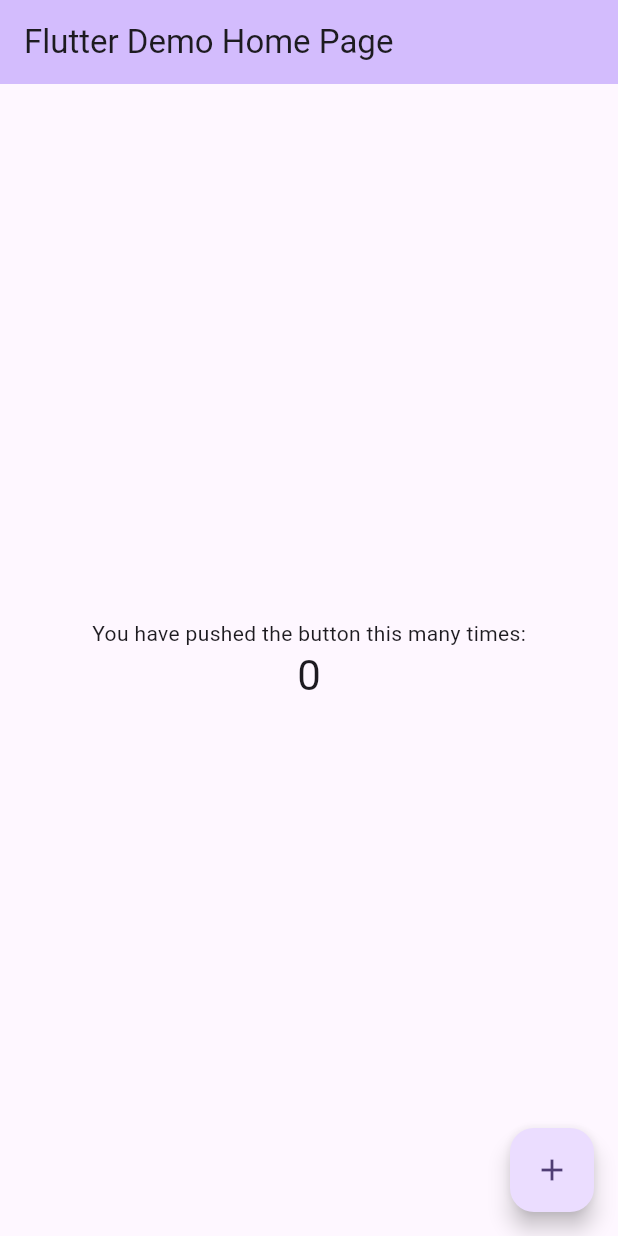
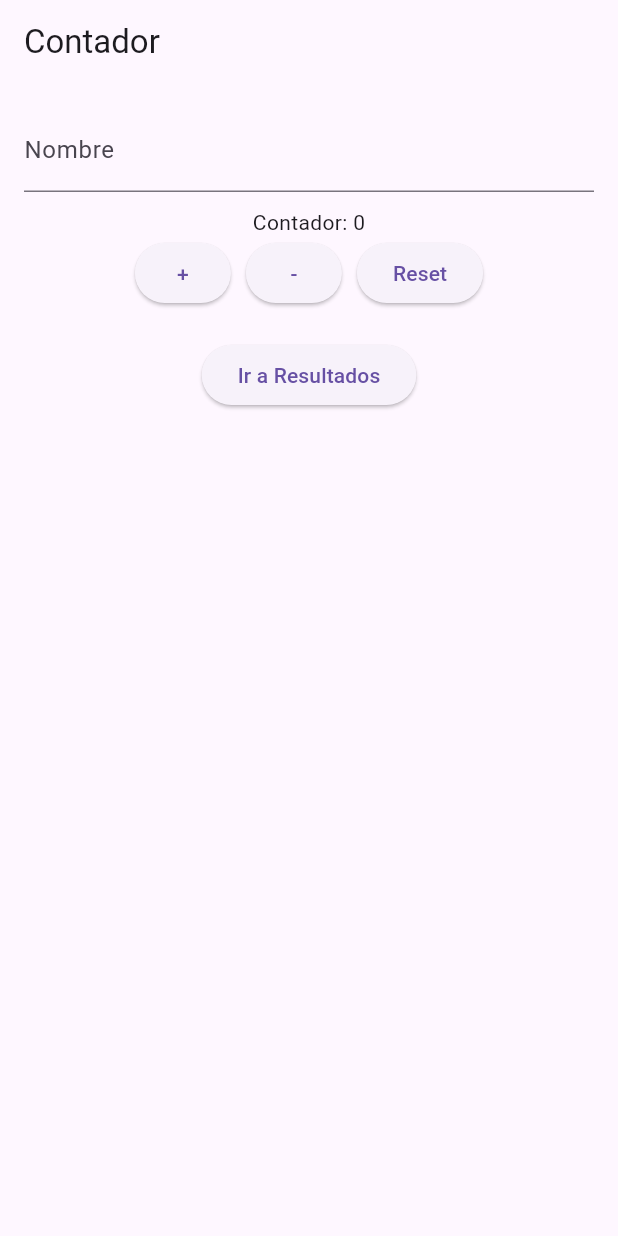
Before and after one commit to Abrilskop/pruebaswidgets_flutter, a Flutter app: the screen it shows after launch, on a phone screen of 412 x 824 dp. Run offline on Flutter 3.47's test engine with Material 3 defaults, Android fonts, the phone set to English and light mode, and no system bars.

Commit message:
feat: add proyecto a implementar

```diff
--- a/lib/counter_page.dart
+++ b/lib/counter_page.dart
@@ -0,0 +1,90 @@
+import 'package:flutter/material.dart';
+
+class CounterPage extends StatefulWidget {
+  const CounterPage({super.key});
+
+  @override
+  State<CounterPage> createState() => _CounterPageState();
+}
+
+class _CounterPageState extends State<CounterPage> {
+  int _counter = 0;
+  final TextEditingController _nameController = TextEditingController();
+
+  void _increment() {
+    setState(() {
+      _counter++;
+    });
+  }
+
+  void _decrement() {
+    setState(() {
+      _counter--;
+    });
+  }
+
+  void _reset() {
+    setState(() {
+      _counter = 0;
+    });
+  }
+
+  void _navigate() {
+    if (_nameController.text.isNotEmpty) {
+      Navigator.pushNamed(
+        context,
+        '/result',
+        arguments: {'name': _nameController.text, 'counter': _counter},
+      );
+    }
+  }
+
+  @override
+  Widget build(BuildContext context) {
+    return Scaffold(
+      appBar: AppBar(title: const Text('Contador')),
+      body: Padding(
+        padding: const EdgeInsets.all(16.0),
+        child: Column(
+          children: [
+            TextField(
+              key: const Key('nameField'),
+              controller: _nameController,
+              decoration: const InputDecoration(labelText: 'Nombre'),
+            ),
+            const SizedBox(height: 10),
+            Text('Contador: $_counter', key: const Key('counterText')),
+            Row(
+              mainAxisAlignment: MainAxisAlignment.center,
+              children: [
+                ElevatedButton(
+                  key: const Key('incrementBtn'),
+                  onPressed: _increment,
+                  child: const Text('+'),
+                ),
+                const SizedBox(width: 10),
+                ElevatedButton(
+                  key: const Key('decrementBtn'),
+                  onPressed: _decrement,
+                  child: const Text('-'),
+                ),
+                const SizedBox(width: 10),
+                ElevatedButton(
+                  key: const Key('resetBtn'),
+                  onPressed: _reset,
+                  child: const Text('Reset'),
+                ),
+              ],
+            ),
+            const SizedBox(height: 20),
+            ElevatedButton(
+              key: const Key('navigateBtn'),
+              onPressed: _navigate,
+              child: const Text('Ir a Resultados'),
+            ),
+          ],
+        ),
+      ),
+    );
+  }
+}
--- a/lib/main.dart
+++ b/lib/main.dart
@@ -1,4 +1,6 @@
 import 'package:flutter/material.dart';
+import 'counter_page.dart';
+import 'result_page.dart';
 
 void main() {
   runApp(const MyApp());
@@ -7,116 +9,14 @@ void main() {
 class MyApp extends StatelessWidget {
   const MyApp({super.key});
 
-  // This widget is the root of your application.
   @override
   Widget build(BuildContext context) {
     return MaterialApp(
-      title: 'Flutter Demo',
-      theme: ThemeData(
-        // This is the theme of your application.
-        //
-        // TRY THIS: Try running your application with "flutter run". You'll see
-        // the application has a purple toolbar. Then, without quitting the app,
-        // try changing the seedColor in the colorScheme below to Colors.green
-        // and then invoke "hot reload" (save your changes or press the "hot
-        // reload" button in a Flutter-supported IDE, or press "r" if you used
-        // the command line to start the app).
-        //
-        // Notice that the counter didn't reset back to zero; the application
-        // state is not lost during the reload. To reset the state, use hot
-        // restart instead.
-        //
-        // This works for code too, not just values: Most code changes can be
-        // tested with just a hot reload.
-        colorScheme: ColorScheme.fromSeed(seedColor: Colors.deepPurple),
-      ),
-      home: const MyHomePage(title: 'Flutter Demo Home Page'),
+      title: 'Widget Test App',
+      home: const CounterPage(),
+      routes: {
+        '/result': (context) => const ResultPage(),
+      },
     );
   }
 }
-
-class MyHomePage extends StatefulWidget {
-  const MyHomePage({super.key, required this.title});
-
-  // This widget is the home page of your application. It is stateful, meaning
-  // that it has a State object (defined below) that contains fields that affect
-  // how it looks.
-
-  // This class is the configuration for the state. It holds the values (in this
-  // case the title) provided by the parent (in this case the App widget) and
-  // used by the build method of the State. Fields in a Widget subclass are
-  // always marked "final".
-
-  final String title;
-
-  @override
-  State<MyHomePage> createState() => _MyHomePageState();
-}
-
-class _MyHomePageState extends State<MyHomePage> {
-  int _counter = 0;
-
-  void _incrementCounter() {
-    setState(() {
-      // This call to setState tells the Flutter framework that something has
-      // changed in this State, which causes it to rerun the build method below
-      // so that the display can reflect the updated values. If we changed
-      // _counter without calling setState(), then the build method would not be
-      // called again, and so nothing would appear to happen.
-      _counter++;
-    });
-  }
-
-  @override
-  Widget build(BuildContext context) {
-    // This method is rerun every time setState is called, for instance as done
-    // by the _incrementCounter method above.
-    //
-    // The Flutter framework has been optimized to make rerunning build methods
-    // fast, so that you can just rebuild anything that needs updating rather
-    // than having to individually change instances of widgets.
-    return Scaffold(
-      appBar: AppBar(
-        // TRY THIS: Try changing the color here to a specific color (to
-        // Colors.amber, perhaps?) and trigger a hot reload to see the AppBar
-        // change color while the other colors stay the same.
-        backgroundColor: Theme.of(context).colorScheme.inversePrimary,
-        // Here we take the value from the MyHomePage object that was created by
-        // the App.build method, and use it to set our appbar title.
-        title: Text(widget.title),
-      ),
-      body: Center(
-        // Center is a layout widget. It takes a single child and positions it
-        // in the middle of the parent.
-        child: Column(
-          // Column is also a layout widget. It takes a list of children and
-          // arranges them vertically. By default, it sizes itself to fit its
-          // children horizontally, and tries to be as tall as its parent.
-          //
-          // Column has various properties to control how it sizes itself and
-          // how it positions its children. Here we use mainAxisAlignment to
-          // center the children vertically; the main axis here is the vertical
-          // axis because Columns are vertical (the cross axis would be
-          // horizontal).
-          //
-          // TRY THIS: Invoke "debug painting" (choose the "Toggle Debug Paint"
-          // action in the IDE, or press "p" in the console), to see the
-          // wireframe for each widget.
-          mainAxisAlignment: MainAxisAlignment.center,
-          children: <Widget>[
-            const Text('You have pushed the button this many times:'),
-            Text(
-              '$_counter',
-              style: Theme.of(context).textTheme.headlineMedium,
-            ),
-          ],
-        ),
-      ),
-      floatingActionButton: FloatingActionButton(
-        onPressed: _incrementCounter,
-        tooltip: 'Increment',
-        child: const Icon(Icons.add),
-      ), // This trailing comma makes auto-formatting nicer for build methods.
-    );
-  }
-}
```
Also changed, not shown: lib/result_page.dart (+20 -0 lines), 1 other file.
